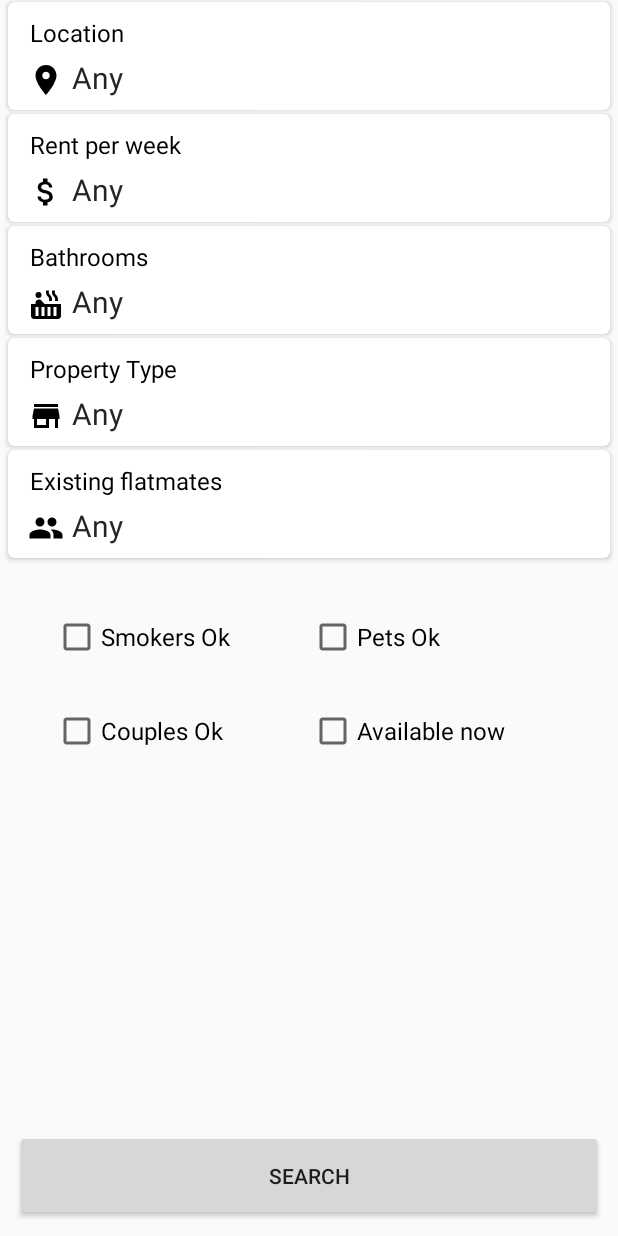
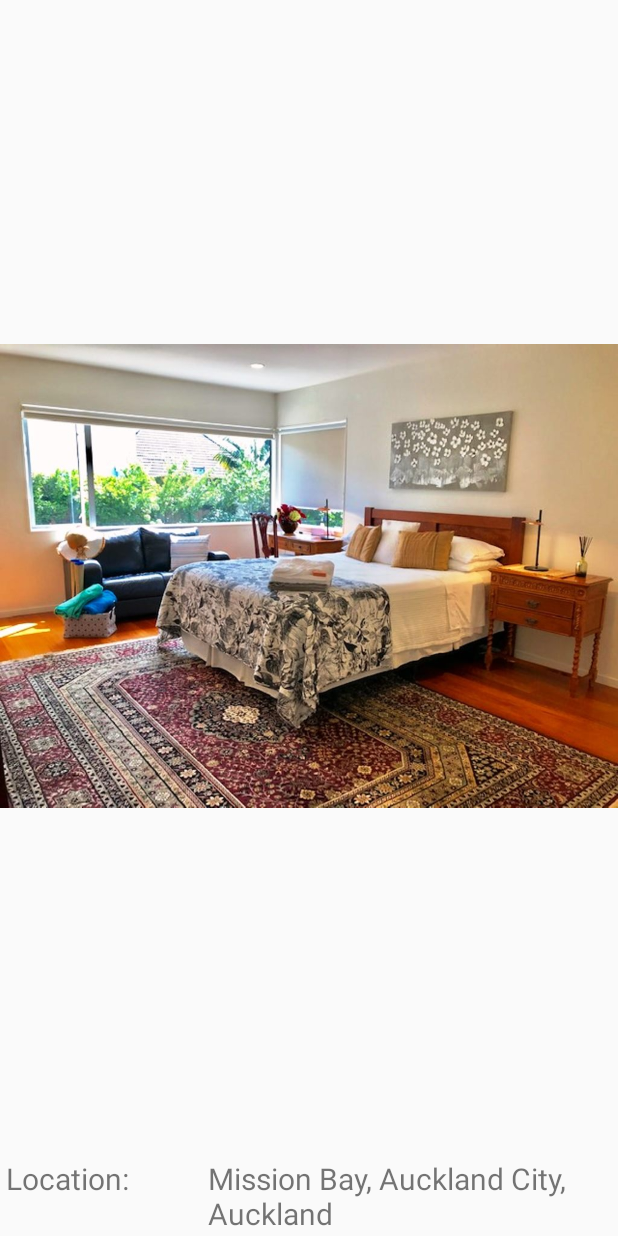
Before and after one commit to TheWhiteWater/TradeMeProject, an Android app: the screen it shows after launch (SearchActivity before the commit, DetailsActivity after it), on a phone screen of 412 x 824 dp. Run offline under Robolectric (Android 15) with nearby library versions, the phone set to English and light mode, and no system bars.

Commit message:
details screen layout

```diff
--- a/app/src/main/AndroidManifest.xml
+++ b/app/src/main/AndroidManifest.xml
@@ -15,12 +15,15 @@
         <activity android:name=".menu.location.LocalityListActivity">
 
         </activity>
-        <activity android:name=".menu.details.DetailsActivity" />
-        <activity android:name=".menu.SearchActivity">
+        <activity android:name=".menu.details.DetailsActivity" >
+
             <intent-filter>
                 <action android:name="android.intent.action.MAIN" />
                 <category android:name="android.intent.category.LAUNCHER" />
             </intent-filter>
+
+        </activity>
+        <activity android:name=".menu.SearchActivity">
         </activity>
 
         <activity android:name=".auth.AuthActivity">
--- a/app/src/main/java/nz/co/redice/trademeproject/menu/details/DetailsActivity.java
+++ b/app/src/main/java/nz/co/redice/trademeproject/menu/details/DetailsActivity.java
@@ -1,13 +1,18 @@
 package nz.co.redice.trademeproject.menu.details;
 
-import androidx.fragment.app.Fragment;
+import android.os.Bundle;
 
-import nz.co.redice.trademeproject.menu.common.SingleFragmentActivity;
+import androidx.annotation.Nullable;
+import androidx.appcompat.app.AppCompatActivity;
 
-public class DetailsActivity extends SingleFragmentActivity {
+import nz.co.redice.trademeproject.R;
+
+public class DetailsActivity extends AppCompatActivity {
+
 
     @Override
-    protected Fragment createFragment() {
-        return new DetailsFragment();
+    protected void onCreate(@Nullable Bundle savedInstanceState) {
+        super.onCreate(savedInstanceState);
+        setContentView(R.layout.activity_details);
     }
 }
--- a/app/src/main/java/nz/co/redice/trademeproject/menu/details/DetailsFragment.java
+++ /dev/null
@@ -1,32 +0,0 @@
-package nz.co.redice.trademeproject.menu.details;
-
-import android.os.Bundle;
-import android.view.LayoutInflater;
-import android.view.View;
-import android.view.ViewGroup;
-
-import androidx.annotation.NonNull;
-import androidx.annotation.Nullable;
-import androidx.fragment.app.Fragment;
-
-import nz.co.redice.trademeproject.R;
-import nz.co.redice.trademeproject.menu.common.LocalityCursor;
-
-public class DetailsFragment extends Fragment {
-
-    private LocalityCursor mCursor;
-
-    @Override
-    public void onCreate(@Nullable Bundle savedInstanceState) {
-        super.onCreate(savedInstanceState);
-        mCursor = new LocalityCursor();
-    }
-
-    @Nullable
-    @Override
-    public View onCreateView(@NonNull LayoutInflater inflater, @Nullable ViewGroup container, @Nullable Bundle savedInstanceState) {
-        View view = inflater.inflate(R.layout.fragment_details, container, false);
-
-        return view;
-    }
-}
--- /dev/null
+++ b/app/src/main/res/layout/activity_details.xml
@@ -0,0 +1,138 @@
+<?xml version="1.0" encoding="utf-8"?>
+
+<FrameLayout xmlns:android="http://schemas.android.com/apk/res/android"
+    android:layout_width="match_parent"
+    android:layout_height="match_parent"
+    android:orientation="vertical">
+
+    <ScrollView
+        android:layout_width="match_parent"
+        android:layout_height="wrap_content">
+
+        <LinearLayout
+            android:layout_width="match_parent"
+            android:layout_height="wrap_content"
+            android:orientation="vertical">
+
+            <ImageView
+                android:layout_width="match_parent"
+                android:layout_height="0dp"
+                android:layout_weight="1"
+                android:src="@drawable/image" />
+
+            <LinearLayout
+                android:layout_width="match_parent"
+                android:layout_height="0dp"
+                android:layout_weight="2"
+                android:orientation="vertical">
+
+<LinearLayout style="@style/detail_text_container">
+
+                    <TextView
+                        android:id="@+id/location_tag"
+                        style="@style/detail_text_tag"
+                        android:text="Location:" />
+
+
+                    <TextView
+                        android:id="@+id/location_value"
+                        style="@style/detail_text_value"
+                        android:text="@string/location_dummy_text" />
+
+                </LinearLayout>
+
+<LinearLayout style="@style/detail_text_container">
+
+                    <TextView
+                        android:id="@+id/rent_rate"
+                        style="@style/detail_text_tag"
+                        android:text="RentPerWeek:" />
+
+
+                    <TextView
+                        android:id="@+id/rent_rate_value"
+                        style="@style/detail_text_value"
+                        android:text="$120 pw" />
+                </LinearLayout>
+
+<LinearLayout style="@style/detail_text_container">
+
+                    <TextView
+                        android:id="@+id/availability_tag"
+                        style="@style/detail_text_tag"
+                        android:text="Available:" />
+
+
+                    <TextView
+                        style="@style/detail_text_value"
+                        android:text="Tue 28 Apr" />
+
+                </LinearLayout>
+
+<LinearLayout style="@style/detail_text_container">
+
+                    <TextView
+                        style="@style/detail_text_tag"
+                        android:text="Current flatmates:" />
+
+
+                    <TextView
+                        style="@style/detail_text_value"
+                        android:text="1 existing flatmate. Self employed owner/flat­mate lives in separate area." />
+                </LinearLayout>
+
+<LinearLayout style="@style/detail_text_container">
+
+                    <TextView
+                        style="@style/detail_text_tag"
+                        android:text="Couples OK:" />
+
+                    <TextView
+                        style="@style/detail_text_value"
+                        android:text="No" />
+
+                </LinearLayout>
+
+<LinearLayout style="@style/detail_text_container">
+
+                    <TextView
+                        style="@style/detail_text_tag"
+                        android:text="Ideal flatmate:" />
+
+                    <TextView
+                        style="@style/detail_text_value"
+                        android:text="Single profession­al" />
+
+                </LinearLayout>
+
+<LinearLayout style="@style/detail_text_container">
+
+                    <TextView
+                        style="@style/detail_text_tag"
+                        android:text="Parking:" />
+
+                    <TextView
+                        style="@style/detail_text_value"
+                        android:text="	Free off street" />
+
+                </LinearLayout>
+
+                <LinearLayout style="@style/detail_text_container">
+
+                    <TextView
+                        style="@style/detail_text_tag"
+                        android:text="Description:" />
+
+                    <TextView
+                        style="@style/detail_text_value"
+                        android:text="@string/dummy_description" />
+
+                </LinearLayout>
+
+            </LinearLayout>
+
+        </LinearLayout>
+
+
+    </ScrollView>
+</FrameLayout>
--- a/app/src/main/res/layout/fragment_details.xml
+++ /dev/null
@@ -1,15 +0,0 @@
-<?xml version="1.0" encoding="utf-8"?>
-<LinearLayout xmlns:android="http://schemas.android.com/apk/res/android"
-    android:layout_width="match_parent"
-    android:layout_height="match_parent"
-    android:layout_margin="16dp"
-    android:orientation="horizontal">
-
-    <TextView
-        android:id="@+id/region_district"
-        android:text="Auckland"
-        android:layout_margin="10dp"
-        android:layout_width="wrap_content"
-        android:layout_height="wrap_content"/>
-
-</LinearLayout>
--- a/app/src/main/res/values/strings.xml
+++ b/app/src/main/res/values/strings.xml
@@ -2,5 +2,7 @@
     <string name="app_name">TradeMeProject</string>
     <string name="rent_rate">Rent per week</string>
     <string name="dlg_title">custom dialog title</string>
+    <string name="location_dummy_text">Mission Bay, Auckland City, Auckland</string>
+    <string name="dummy_description">4 bedroom house with 4 bathrooms. Modern contemporary house which has a separate large one bedroom and bathroom. Separate kitchen, dining and lounge area for flatmates. Owner/flatmate lives in separate area upstairs. The house has underfloor heating and all utilities, including fibre internet are included. Free off street parking available. Smokers OK, no pets</string>
 
 </resources>
--- a/app/src/main/res/values/styles.xml
+++ b/app/src/main/res/values/styles.xml
@@ -58,6 +58,26 @@
         <item name="android:layout_weight">1</item>
     </style>
 
+    <style name="detail_text_value">
+        <item name="android:layout_width">0dp</item>
+        <item name="android:layout_weight">2</item>
+        <item name="android:textSize">@dimen/large_text_size</item>
+        <item name="android:layout_height">wrap_content</item>
+    </style>
+
+    <style name="detail_text_tag">
+        <item name="android:layout_width">0dp</item>
+        <item name="android:layout_weight">1</item>
+        <item name="android:textSize">@dimen/large_text_size</item>
+        <item name="android:layout_height">wrap_content</item>
+    </style>
+
+    <style name="detail_text_container">
+        <item name="android:layout_margin">4dp</item>
+        <item name="android:layout_width">match_parent</item>
+        <item name="android:layout_height">wrap_content</item>
+        <item name="android:orientation">horizontal</item>
+    </style>
 
 
 </resources>
```
Also changed, not shown: app/src/main/res/drawable/image.jpg (added).
